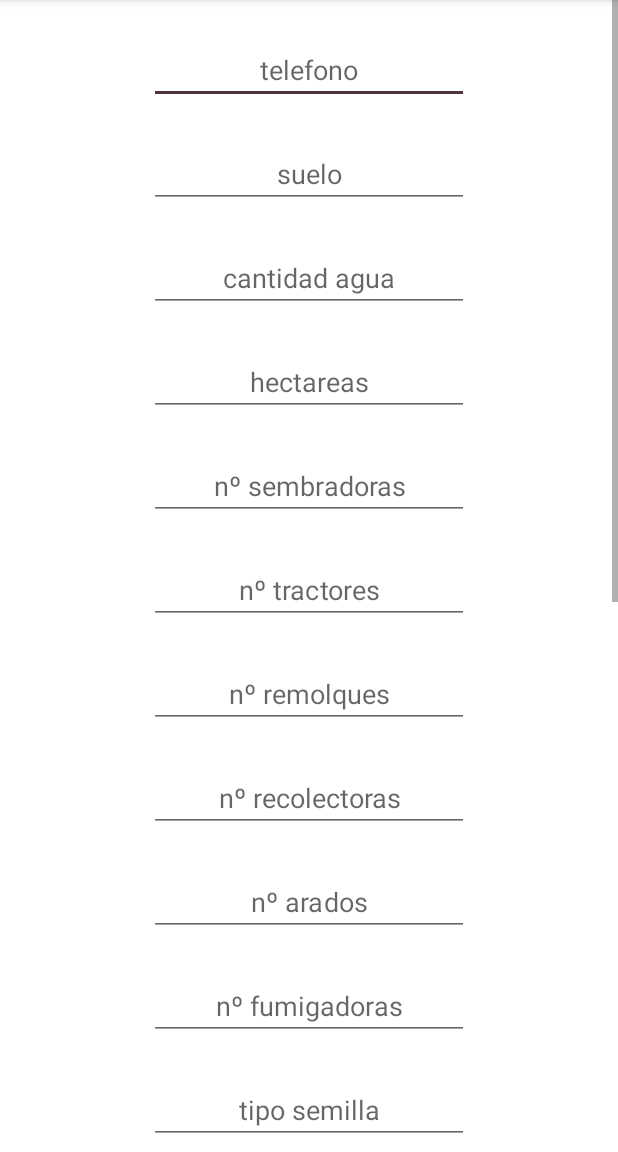
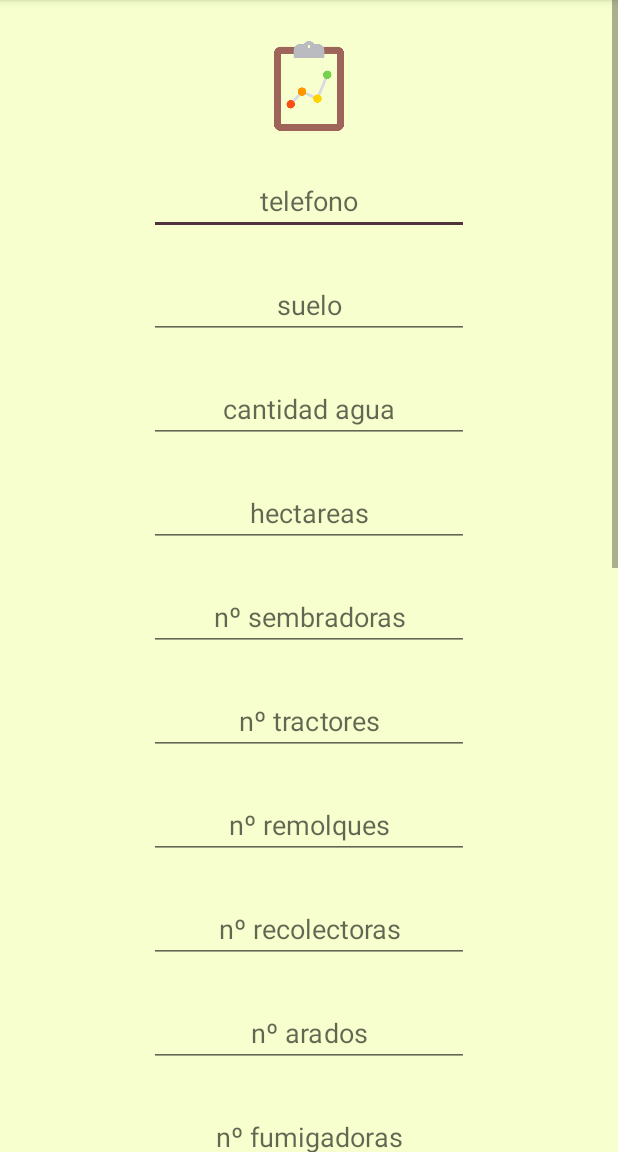
Before and after one commit to davidflores10/AgricoApp, an Android app: the Completar_Registro screen opened directly, with no data from a screen before it, on a phone screen of 412 x 824 dp, the part 84-1236 px from its top. Run offline under Robolectric (Android 15) with nearby library versions, the phone set to English and light mode, and no system bars; our stand-ins replace Volley; 2 statements that could not run were skipped.

Commit message:
Commit final

```diff
--- a/app/src/main/AndroidManifest.xml
+++ b/app/src/main/AndroidManifest.xml
@@ -10,7 +10,7 @@
 
     <application
         android:allowBackup="true"
-        android:icon="@mipmap/ic_launcher"
+        android:icon="@drawable/logoprincipal"
         android:label="@string/app_name"
         android:roundIcon="@mipmap/ic_launcher_round"
         android:supportsRtl="true"
--- a/app/src/main/java/com/example/bisite/agricoapp/LoginAndRegistrer/LoginActivity.java
+++ b/app/src/main/java/com/example/bisite/agricoapp/LoginAndRegistrer/LoginActivity.java
@@ -208,6 +208,9 @@ public class LoginActivity extends AppCompatActivity implements Response.Listene
     public void onLoginSuccess() {
         _loginButton.setEnabled(true);
         Toast.makeText(getBaseContext(), "Login correcto", Toast.LENGTH_LONG).show();
+        Intent i=new Intent(this, UserLogged.class);
+        startActivity(i);
+        finish();
 
     }
 
--- a/app/src/main/java/com/example/bisite/agricoapp/LoginAndRegistrer/Singup.java
+++ b/app/src/main/java/com/example/bisite/agricoapp/LoginAndRegistrer/Singup.java
@@ -127,7 +127,6 @@ public class Singup extends AppCompatActivity {
                             @Override
                             public void onResponse(JSONObject response) {
                                 // Procesar la respuesta del servidor
-
                                 procesarRespuesta(response);
                             }
                         },
@@ -171,7 +170,6 @@ public class Singup extends AppCompatActivity {
             switch (estado) {
                 case "1":
                     this.setResult(Activity.RESULT_OK);
-                    // Terminar actividad
                     onSignupSuccess();
                     break;
 
--- a/app/src/main/res/layout/activity_completar__registro.xml
+++ b/app/src/main/res/layout/activity_completar__registro.xml
@@ -18,14 +18,23 @@
         <RelativeLayout
             android:layout_width="match_parent"
             android:layout_height="wrap_content"
-            android:background="@android:color/background_light">
+            android:background="@color/colorFondo">
 
+
+            <ImageView
+                android:id="@+id/imageView2"
+                android:layout_width="60dp"
+                android:layout_height="60dp"
+                android:layout_alignParentTop="true"
+                android:layout_centerHorizontal="true"
+                android:layout_marginTop="27dp"
+                app:srcCompat="@drawable/form" />
 
             <EditText
                 android:id="@+id/telefono"
                 android:layout_width="wrap_content"
                 android:layout_height="wrap_content"
-                android:layout_alignParentTop="true"
+                android:layout_below="@+id/imageView2"
                 android:layout_centerHorizontal="true"
                 android:layout_marginTop="24dp"
                 android:ems="10"
--- a/app/src/main/res/values/colors.xml
+++ b/app/src/main/res/values/colors.xml
@@ -3,7 +3,7 @@
     <color name="colorPrimary">#6BA083</color>
     <color name="colorPrimaryDark">#6BA083</color>
     <color name="colorAccent">#4F323B</color>
-    <color name="colorFondo">#F6FFCD</color>
+    <color name="colorFondo">#f6ffcd</color>
     <color name="colorVerdeClaro">#BCFFA8</color>
     <color name="colorverdeOscuro">#6BA083</color>
     <color name="colorMarron">#4F323B</color>
```
Also changed, not shown: app/src/main/java/com/example/bisite/agricoapp/LoginAndRegistrer/Completar_Registro.java (+8 -2 lines), app/src/main/res/drawable/form.png (added), app/src/main/res/drawable/logoprincipal.png (added).
